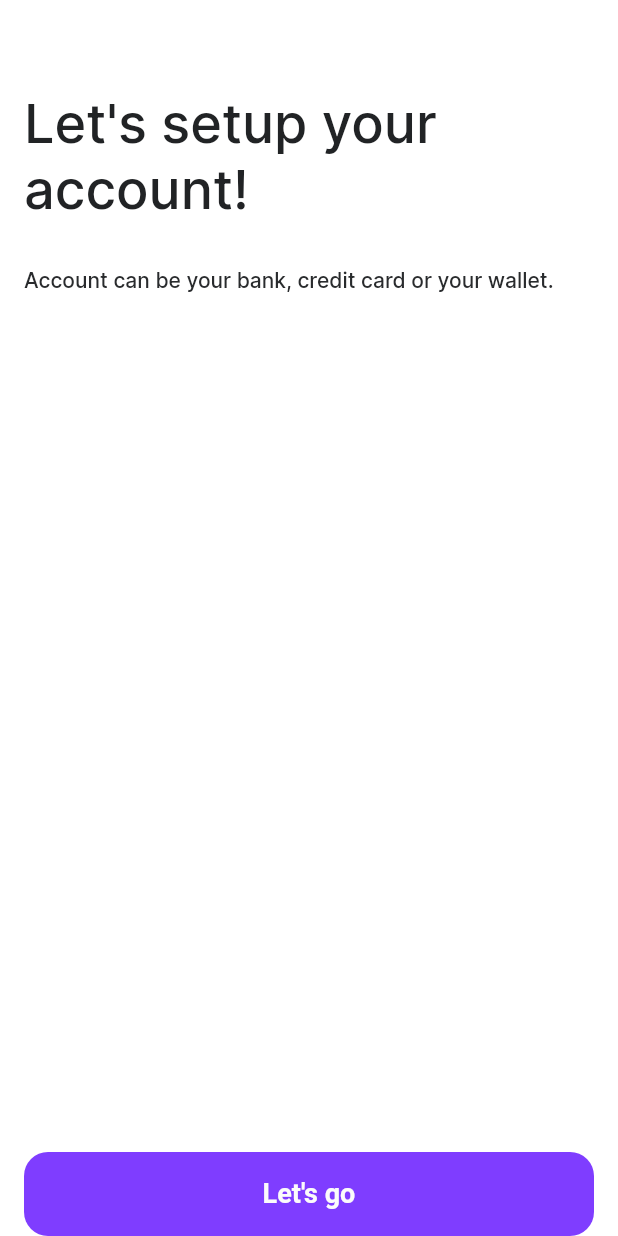
After one commit to Manuelkpatsu/montra, a Flutter app: the SetUpAccountScreen screen opened by its route, on a phone screen of 412 x 824 dp. The commit adds this screen. Run offline on Flutter 3.47's test engine with Material 2 defaults, Android fonts, the phone set to English and light mode, and no system bars; our stand-ins replace pin_code_fields, smooth_page_indicator.

Commit message:
Implement setup account screen

```diff
--- a/lib/router.dart
+++ b/lib/router.dart
@@ -7,6 +7,7 @@ import 'screen/auth/onboarding/onboarding_screen.dart';
 import 'screen/auth/password_email_sent/password_email_sent_screen.dart';
 import 'screen/auth/reset_password/reset_password_screen.dart';
 import 'screen/auth/retype_pin/retype_pin_screen.dart';
+import 'screen/auth/set_up_account/set_up_account_screen.dart';
 import 'screen/auth/set_up_pin/set_up_pin_screen.dart';
 import 'screen/auth/sign_up/sign_up_screen.dart';
 import 'screen/auth/verification/verification_screen.dart';
@@ -36,6 +37,8 @@ class AppRouter {
         return MaterialPageRoute(builder: (_) => const SetUpPinScreen());
       case RetypePinScreen.routeName:
         return MaterialPageRoute(builder: (_) => const RetypePinScreen());
+      case SetUpAccountScreen.routeName:
+        return MaterialPageRoute(builder: (_) => const SetUpAccountScreen());
       default:
         return MaterialPageRoute(
           builder: (_) => Scaffold(
--- a/lib/screen/auth/retype_pin/retype_pin_screen.dart
+++ b/lib/screen/auth/retype_pin/retype_pin_screen.dart
@@ -1,4 +1,5 @@
 import 'package:flutter/material.dart';
+import 'package:montra/screen/auth/set_up_account/set_up_account_screen.dart';
 import 'package:montra/theme/custom_color.dart';
 import 'package:montra/theme/styles.dart';
 import 'package:montra/utils/validator.dart';
@@ -61,7 +62,9 @@ class _RetypePinScreenState extends State<RetypePinScreen> {
                 animationType: AnimationType.fade,
                 errorTextSpace: 20,
                 onChanged: (value) {},
-                onSubmitted: (value) {},
+                onCompleted: (value) {
+                  Navigator.of(context).pushNamed(SetUpAccountScreen.routeName);
+                },
               ),
             ],
           ),
--- /dev/null
+++ b/lib/screen/auth/set_up_account/set_up_account_screen.dart
@@ -0,0 +1,33 @@
+import 'package:flutter/material.dart';
+
+import 'widget/let_go_button.dart';
+import 'widget/set_up_account_info_text.dart';
+import 'widget/set_up_account_text.dart';
+
+class SetUpAccountScreen extends StatelessWidget {
+  static const routeName = '/set_up_account';
+
+  const SetUpAccountScreen({Key? key}) : super(key: key);
+
+  @override
+  Widget build(BuildContext context) {
+    return Scaffold(
+      body: SafeArea(
+        child: Padding(
+          padding: const EdgeInsets.symmetric(horizontal: 16),
+          child: Column(
+            crossAxisAlignment: CrossAxisAlignment.start,
+            children: [
+              const SizedBox(height: 60),
+              const SetUpAccountText(),
+              const SizedBox(height: 30),
+              const SetUpAccountInfoText(),
+              const Spacer(),
+              LetGoButton(onPressed: () {}),
+            ],
+          ),
+        ),
+      ),
+    );
+  }
+}
--- /dev/null
+++ b/lib/screen/auth/set_up_account/widget/let_go_button.dart
@@ -0,0 +1,11 @@
+import 'package:flutter/material.dart';
+import 'package:montra/screen/widget/custom_button.dart';
+
+class LetGoButton extends CustomButton {
+  const LetGoButton({Key? key, required VoidCallback? onPressed})
+      : super(
+          key: key,
+          widget: const Text('Let\'s go'),
+          onPressed: onPressed,
+        );
+}
--- /dev/null
+++ b/lib/screen/auth/set_up_account/widget/set_up_account_info_text.dart
@@ -0,0 +1,15 @@
+import 'package:flutter/material.dart';
+import 'package:montra/theme/custom_color.dart';
+import 'package:montra/theme/styles.dart';
+
+class SetUpAccountInfoText extends StatelessWidget {
+  const SetUpAccountInfoText({Key? key}) : super(key: key);
+
+  @override
+  Widget build(BuildContext context) {
+    return Text(
+      'Account can be your bank, credit card or your wallet.',
+      style: regular3TextStyle.copyWith(color: CustomColor.deepBlackColor),
+    );
+  }
+}
--- /dev/null
+++ b/lib/screen/auth/set_up_account/widget/set_up_account_text.dart
@@ -0,0 +1,19 @@
+import 'package:flutter/material.dart';
+import 'package:montra/theme/custom_color.dart';
+import 'package:montra/theme/styles.dart';
+
+class SetUpAccountText extends StatelessWidget {
+  const SetUpAccountText({Key? key}) : super(key: key);
+
+  @override
+  Widget build(BuildContext context) {
+    return Text(
+      'Let\'s setup your account!',
+      style: regular1TextStyle.copyWith(
+        fontSize: 36,
+        height: 1.22,
+        color: CustomColor.blackColor,
+      ),
+    );
+  }
+}
```
